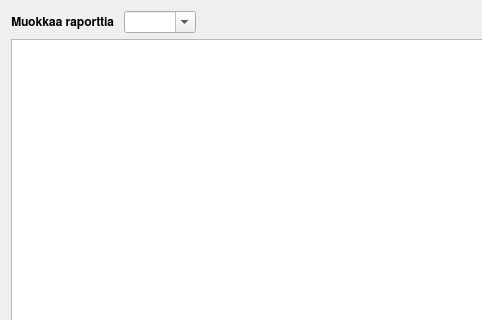
First picture: the form in kitsas/maaritys/raportinmuokkaus/raportinmuokkaus.ui, repository artoh/kitupiikki, before the edit; both pictures show x 0 to 482 and y 0 to 320 of the 684 by 496 pixel window.
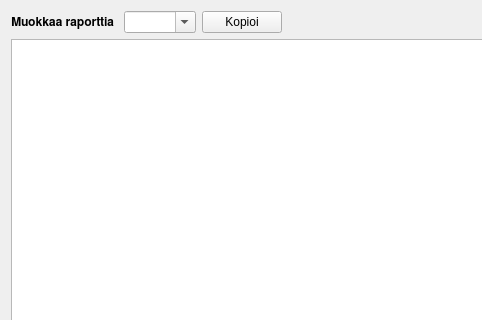
Second picture: the form after the edit. Icons and pictures are not drawn.

The edit to the form file:
```diff
--- a/kitsas/maaritys/raportinmuokkaus/raportinmuokkaus.ui
+++ b/kitsas/maaritys/raportinmuokkaus/raportinmuokkaus.ui
@@ -37,6 +37,17 @@
        </property>
       </widget>
      </item>
+     <item>
+      <widget class="QPushButton" name="kopioiNappi">
+       <property name="text">
+        <string>Kopioi</string>
+       </property>
+       <property name="icon">
+        <iconset resource="../../pic/pic.qrc">
+         <normaloff>:/pic/kopioi.png</normaloff>:/pic/kopioi.png</iconset>
+       </property>
+      </widget>
+     </item>
      <item>
       <spacer name="horizontalSpacer">
        <property name="orientation">
```
